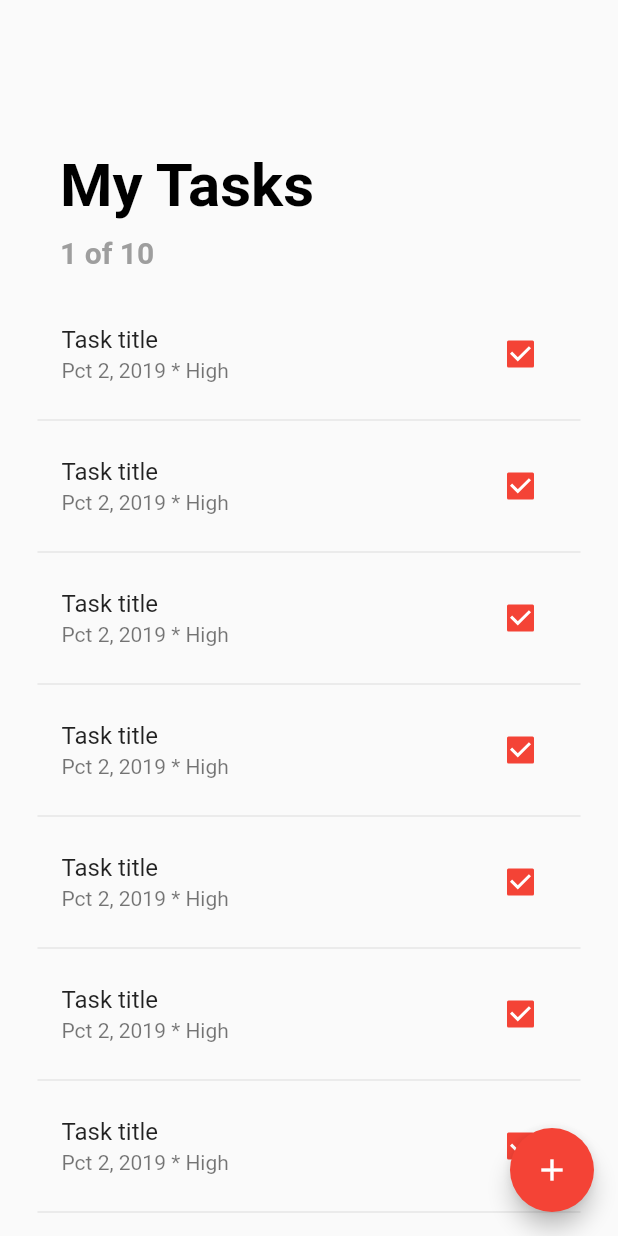
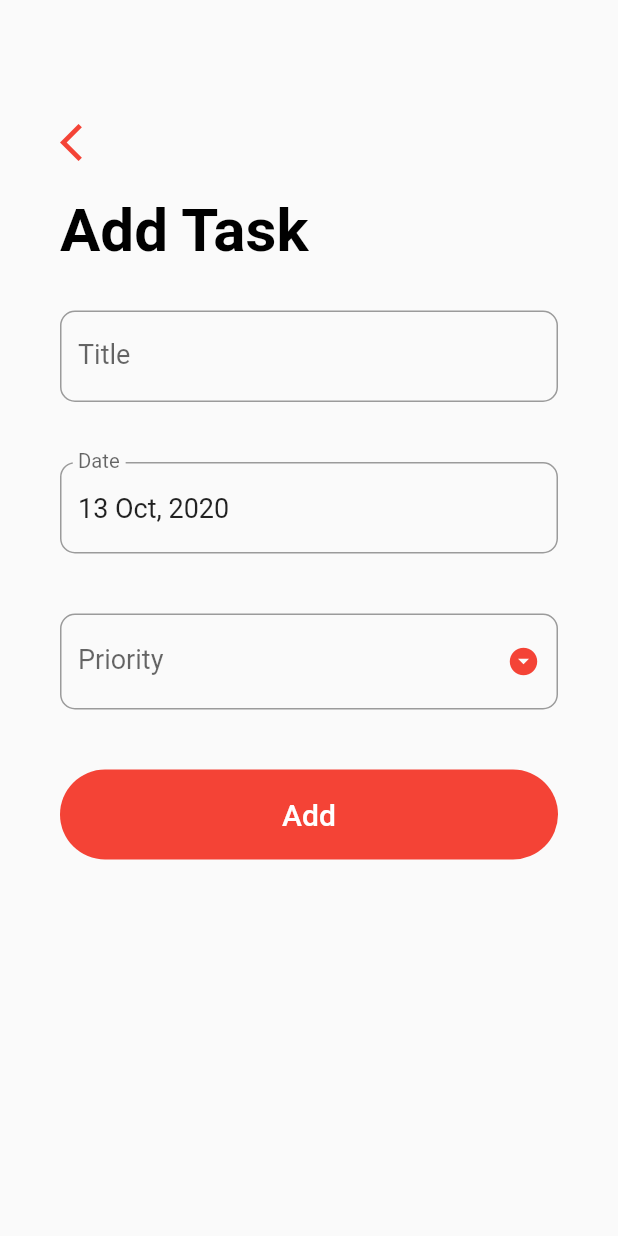
Before and after one commit to Edenik/Flutter_ToDo_List_App, a Flutter app: the screen it shows after launch, after a tap on the "add" icon, on a phone screen of 412 x 824 dp. Run offline on Flutter 3.47's test engine with Material 2 defaults, Android fonts, the phone set to English and light mode, and no system bars.

Commit message:
Creating Add Task Screen

```diff
--- /dev/null
+++ b/lib/screens/add_task_screen.dart
@@ -0,0 +1,192 @@
+import 'package:flutter/material.dart';
+import 'package:intl/intl.dart';
+
+class AddTaskScreen extends StatefulWidget {
+  @override
+  _AddTaskScreenState createState() => _AddTaskScreenState();
+}
+
+class _AddTaskScreenState extends State<AddTaskScreen> {
+  final _formKey = GlobalKey<FormState>();
+  String _title = '';
+  String _priority;
+  DateTime _date = DateTime.now();
+  TextEditingController _dateController = TextEditingController();
+  final List<String> _priorities = ['Low', 'Medium', 'High'];
+
+  final DateFormat _dateFormatter = DateFormat('dd MMM, yyyy');
+
+  @override
+  void initState() {
+    super.initState();
+    _dateController.text = _dateFormatter.format(_date);
+  }
+
+  @override
+  void dispose() {
+    super.dispose();
+    _dateController.dispose();
+  }
+
+  _handleDatePicker() async {
+    final DateTime date = await showDatePicker(
+      context: context,
+      initialDate: _date,
+      firstDate: DateTime(2000),
+      lastDate: DateTime(2100),
+    );
+    if (date != null && date != _date) {
+      setState(() {
+        _date = date;
+      });
+      _dateController.text = _dateFormatter.format(date);
+    }
+  }
+
+  _submit() {
+    if (_formKey.currentState.validate()) {
+      _formKey.currentState.save();
+
+      print(_title);
+      print(_date);
+      print(_priority);
+
+      //Insert the task to our user's databae
+
+      //Update the task
+
+      Navigator.pop(context);
+    }
+  }
+
+  @override
+  Widget build(BuildContext context) {
+    return Scaffold(
+      body: GestureDetector(
+        onTap: () => FocusScope.of(context).unfocus(),
+        child: SingleChildScrollView(
+          child: Container(
+            padding: EdgeInsets.symmetric(horizontal: 40.0, vertical: 80.0),
+            child: Column(
+              crossAxisAlignment: CrossAxisAlignment.start,
+              children: <Widget>[
+                GestureDetector(
+                  onTap: () => Navigator.pop(context),
+                  child: Icon(
+                    Icons.arrow_back_ios,
+                    size: 30,
+                    color: Theme.of(context).primaryColor,
+                  ),
+                ),
+                SizedBox(
+                  height: 20.0,
+                ),
+                Text(
+                  'Add Task',
+                  style: TextStyle(
+                      color: Colors.black,
+                      fontSize: 40.0,
+                      fontWeight: FontWeight.bold),
+                ),
+                SizedBox(height: 10),
+                Form(
+                    key: _formKey,
+                    child: Column(
+                      children: <Widget>[
+                        Padding(
+                          padding: const EdgeInsets.symmetric(vertical: 20.0),
+                          child: TextFormField(
+                            style: TextStyle(fontSize: 18.0),
+                            decoration: InputDecoration(
+                              labelText: 'Title',
+                              labelStyle: TextStyle(fontSize: 18),
+                              border: OutlineInputBorder(
+                                borderRadius: BorderRadius.circular(10.0),
+                              ),
+                            ),
+                            validator: (input) => input.trim().isEmpty
+                                ? 'Please enter a task title'
+                                : null,
+                            onSaved: (input) => _title = input,
+                            initialValue: _title,
+                          ),
+                        ),
+                        Padding(
+                          padding: const EdgeInsets.symmetric(vertical: 20.0),
+                          child: TextFormField(
+                            controller: _dateController,
+                            style: TextStyle(fontSize: 18.0),
+                            onTap: _handleDatePicker,
+                            readOnly: true,
+                            decoration: InputDecoration(
+                              labelText: 'Date',
+                              labelStyle: TextStyle(fontSize: 18),
+                              border: OutlineInputBorder(
+                                borderRadius: BorderRadius.circular(10.0),
+                              ),
+                            ),
+                          ),
+                        ),
+                        Padding(
+                          padding: const EdgeInsets.symmetric(vertical: 20.0),
+                          child: DropdownButtonFormField(
+                            isDense: true,
+                            icon: Icon(Icons.arrow_drop_down_circle),
+                            iconSize: 22.0,
+                            iconEnabledColor: Theme.of(context).primaryColor,
+                            items: _priorities.map((String priority) {
+                              return DropdownMenuItem(
+                                value: priority,
+                                child: Text(
+                                  priority,
+                                  style: TextStyle(
+                                      color: Colors.black, fontSize: 18.0),
+                                ),
+                              );
+                            }).toList(),
+                            style: TextStyle(fontSize: 18.0),
+                            decoration: InputDecoration(
+                              labelText: 'Priority',
+                              labelStyle: TextStyle(fontSize: 18),
+                              border: OutlineInputBorder(
+                                borderRadius: BorderRadius.circular(10.0),
+                              ),
+                            ),
+                            value: _priority,
+                            validator: (input) => _priority == null
+                                ? 'Please selecet a priority level'
+                                : null,
+                            onChanged: (value) {
+                              setState(() {
+                                _priority = value;
+                              });
+                            },
+                          ),
+                        ),
+                        Container(
+                          margin: EdgeInsets.symmetric(vertical: 20.0),
+                          height: 60.0,
+                          width: double.infinity,
+                          decoration: BoxDecoration(
+                            color: Theme.of(context).primaryColor,
+                            borderRadius: BorderRadius.circular(30.0),
+                          ),
+                          child: FlatButton(
+                            child: Text(
+                              'Add',
+                              style: TextStyle(
+                                  color: Colors.white, fontSize: 20.0),
+                            ),
+                            onPressed: _submit,
+                          ),
+                        )
+                      ],
+                    ))
+              ],
+            ),
+          ),
+        ),
+      ),
+    );
+  }
+}
--- a/lib/screens/todo_list_screen.dart
+++ b/lib/screens/todo_list_screen.dart
@@ -1,4 +1,5 @@
 import 'package:flutter/material.dart';
+import 'package:flutter_todo_list_app/screens/add_task_screen.dart';
 
 class TodoListScreen extends StatefulWidget {
   @override
@@ -69,7 +70,8 @@ class _TodoListScreenState extends State<TodoListScreen> {
       floatingActionButton: FloatingActionButton(
         backgroundColor: Theme.of(context).primaryColor,
         child: Icon(Icons.add),
-        onPressed: () => print('Navigate to add task screen'),
+        onPressed: () => Navigator.push(
+            context, MaterialPageRoute(builder: (_) => AddTaskScreen())),
       ),
     );
   }
```
Also changed, not shown: pubspec.yaml (+1 -9 lines), pubspec.lock.
